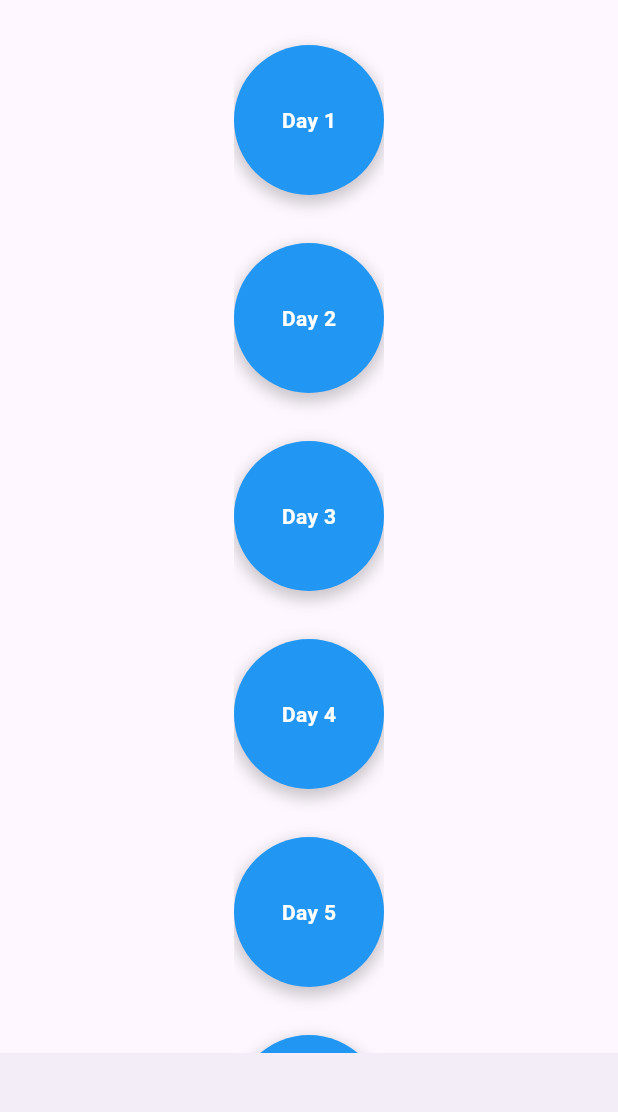
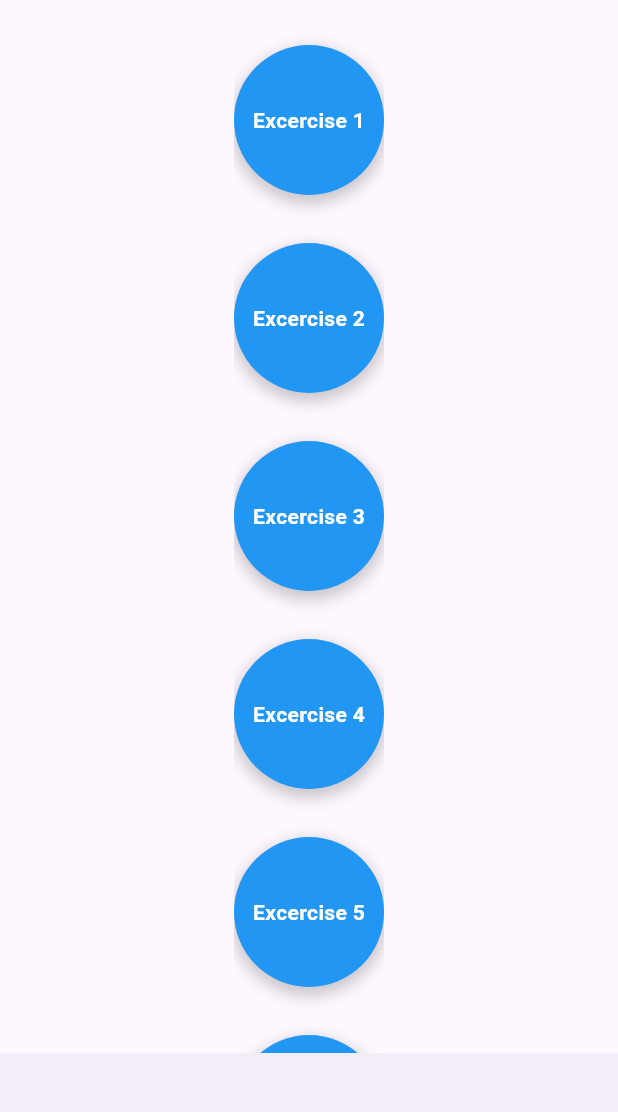
Before and after one commit to SteijnPloegmakers/Sports-App, a Flutter app: the screen it shows after launch, on a phone screen of 412 x 824 dp, the part 63-1175 px from its top. Run offline on Flutter 3.47's test engine with Material 3 defaults, Android fonts, the phone set to English and light mode, and no system bars.

Commit message:
fix: changed text

```diff
--- a/lib/pages/home/home_page.dart
+++ b/lib/pages/home/home_page.dart
@@ -35,7 +35,7 @@ class HomePage extends StatelessWidget {
                   ),
                   child: Center(
                     child: Text(
-                      'Day ${index + 1}',
+                      'Excercise ${index + 1}',
                       style: const TextStyle(
                         color: Colors.white,
                         fontWeight: FontWeight.bold,
```
